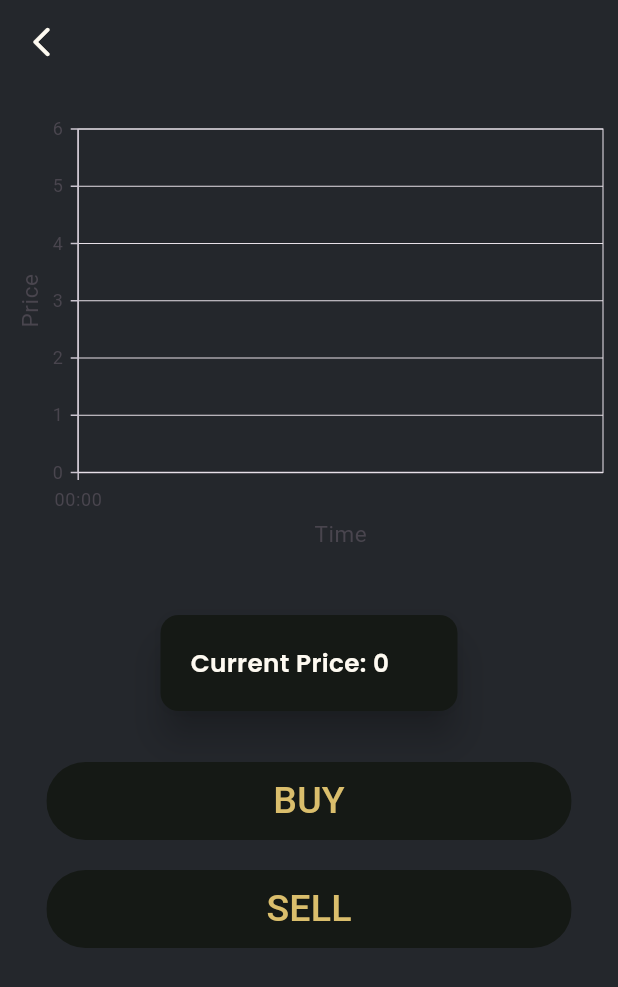
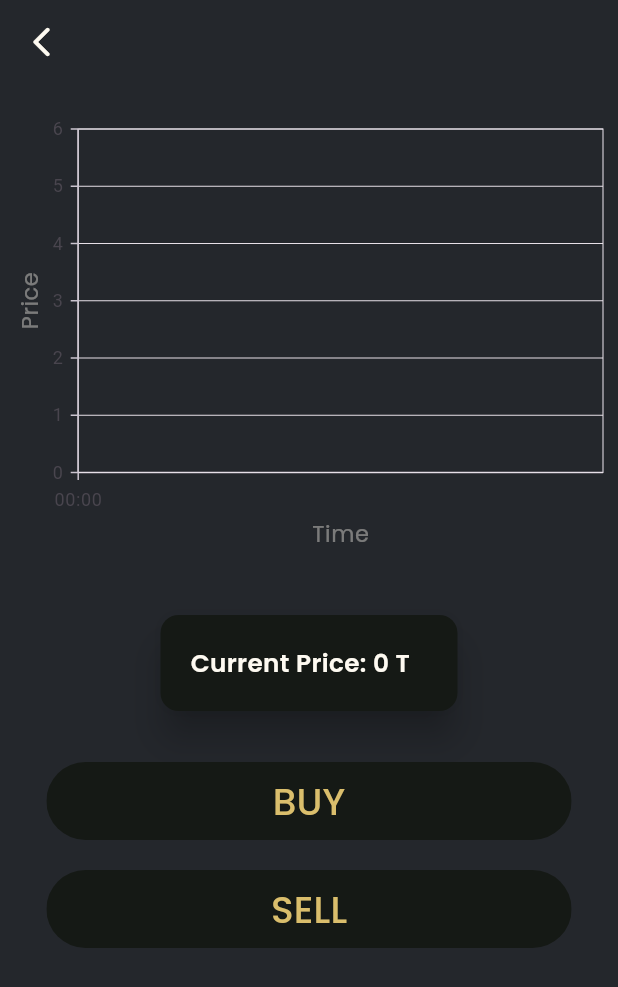
Before and after one commit to abhidhadke/fintech, a Flutter app: the StocksScreen screen opened directly with empty values, on a phone screen of 412 x 824 dp. Shown: the top 987 px of the screen. Run offline on Flutter 3.47's test engine with Material 2 defaults, Android fonts, the phone set to English and light mode, and no system bars; our stand-ins replace cloud_firestore, firebase_auth, firebase_core, firebase_messaging, flutter_local_notifications, google_fonts and 3 more; missing offline and left inert: dart:ffi; accounts and stored records are empty.

Commit message:
bug fixes

```diff
--- a/lib/screens/Stocks/components/RoundedButton.dart
+++ b/lib/screens/Stocks/components/RoundedButton.dart
@@ -1,6 +1,7 @@
 import 'dart:ffi';
 
 import 'package:flutter/material.dart';
+import 'package:google_fonts/google_fonts.dart';
 
 class RoundedButton extends StatelessWidget {
   final String text;
@@ -30,10 +31,10 @@ class RoundedButton extends StatelessWidget {
                 onPressed: press,
                 child: Text(
                   text,
-                  style: TextStyle(
+                  style: GoogleFonts.poppins(
                     color: textColor,
                     fontSize: 25,
-                  ),
+                  )
                 )),
           ),
         ));
--- a/lib/screens/Stocks/stock_screeen.dart
+++ b/lib/screens/Stocks/stock_screeen.dart
@@ -91,10 +91,10 @@ class _StocksScreenState extends State<StocksScreen>
                 SfCartesianChart(
                     primaryXAxis: DateTimeAxis(
                         title: AxisTitle(
-                            text: 'Time', alignment: ChartAlignment.near)),
+                            text: 'Time', alignment: ChartAlignment.near, textStyle: GoogleFonts.poppins(color: secondary.withOpacity(0.4)))),
                     primaryYAxis: NumericAxis(
                         title: AxisTitle(
-                            text: 'Price', alignment: ChartAlignment.near)),
+                            text: 'Price', alignment: ChartAlignment.near, textStyle: GoogleFonts.poppins(color: secondary.withOpacity(0.4)))),
                     enableAxisAnimation: true,
                     series: <ChartSeries<ChartData, DateTime>>[
                       LineSeries<ChartData, DateTime>(
@@ -181,7 +181,7 @@ class _StocksScreenState extends State<StocksScreen>
                           color: secondary,
                           fontWeight: FontWeight.w600),
                           ),
-                          Text('${widget.stockPrice}', style: GoogleFonts.poppins(
+                          Text('${widget.stockPrice} T', style: GoogleFonts.poppins(
                               fontSize: constraints.maxWidth * 0.04,
                               color: secondary,
                               fontWeight: FontWeight.w600),
```
